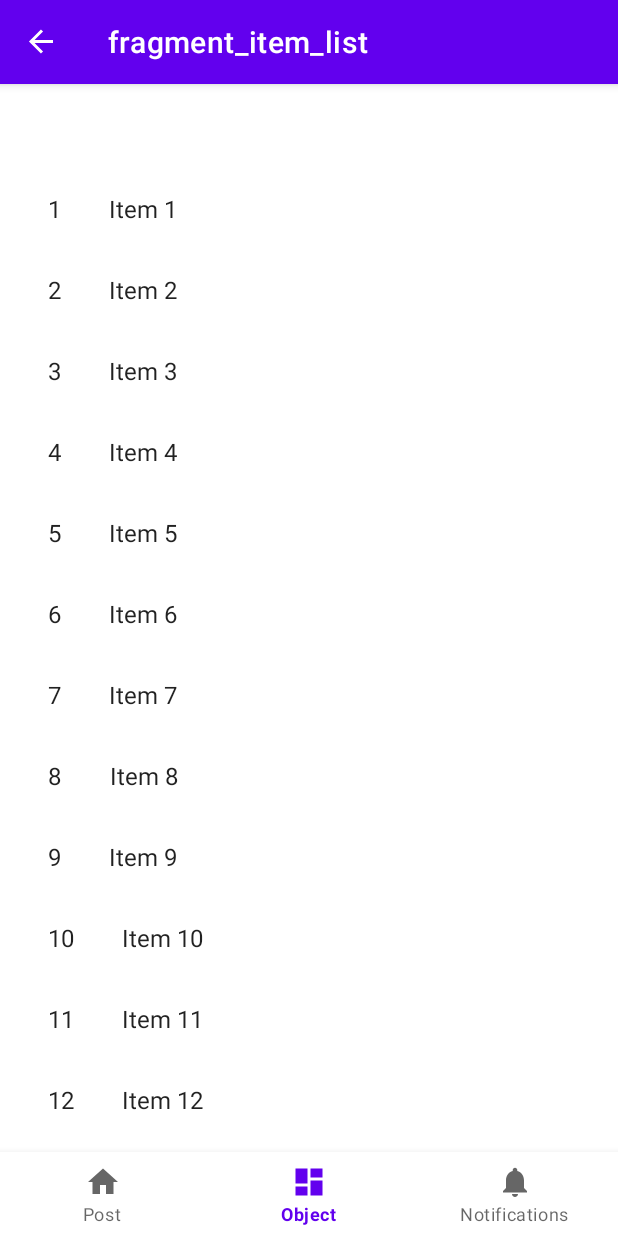
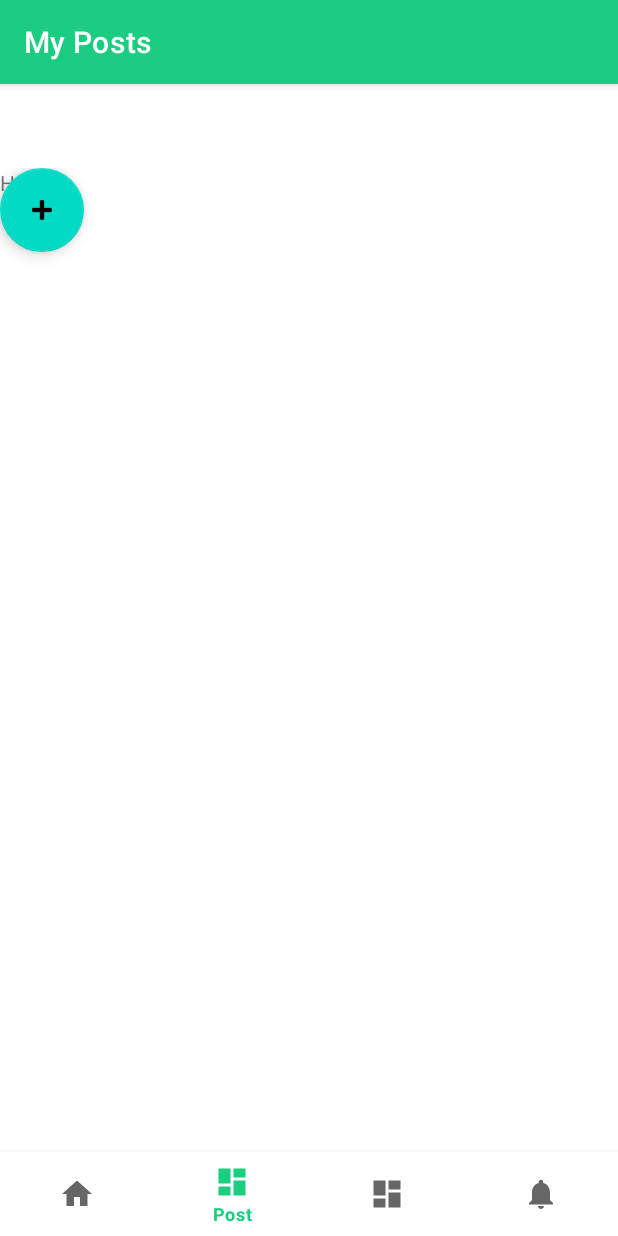
Before and after one commit to Lacoste27/mbdsp10-tpt-barter-mobile-android, an Android app: the HomeFragment screen opened directly, with no data from a screen before it, item 2 of the bottom bar chosen, on a phone screen of 412 x 824 dp. Run offline under Robolectric (Android 15) with nearby library versions, the phone set to English and light mode, and no system bars; our stand-ins replace navigation-ui.

Commit message:
[fix] link

```diff
--- a/app/src/main/java/mbds/barter/MainActivity.java
+++ b/app/src/main/java/mbds/barter/MainActivity.java
@@ -27,11 +27,10 @@ public class MainActivity extends AppCompatActivity {
         // Passing each menu ID as a set of Ids because each
         // menu should be considered as top level destinations.
         AppBarConfiguration appBarConfiguration = new AppBarConfiguration.Builder(
-                R.id.navigation_home, R.id.navigation_dashboard, R.id.navigation_notifications)
+                R.id.navigation_home,R.id.listPostFragment, R.id.navigation_object_list, R.id.navigation_notifications)
                 .build();
         NavController navController = Navigation.findNavController(this, R.id.nav_host_fragment_activity_main);
         NavigationUI.setupActionBarWithNavController(this, navController, appBarConfiguration);
         NavigationUI.setupWithNavController(binding.navView, navController);
     }
-
 }
--- a/app/src/main/java/mbds/barter/ui/home/HomeFragment.java
+++ b/app/src/main/java/mbds/barter/ui/home/HomeFragment.java
@@ -24,8 +24,8 @@ public class HomeFragment extends Fragment {
         binding = FragmentHomeBinding.inflate(inflater, container, false);
         View root = binding.getRoot();
 
-        final TextView textView = binding.textHome;
-        homeViewModel.getText().observe(getViewLifecycleOwner(), textView::setText);
+        /*final TextView textView = binding.textHome;
+        homeViewModel.getText().observe(getViewLifecycleOwner(), textView::setText);*/
         return root;
     }
 
--- a/app/src/main/java/mbds/barter/ui/login/LoginActivity.java
+++ b/app/src/main/java/mbds/barter/ui/login/LoginActivity.java
@@ -23,6 +23,8 @@ import android.widget.ProgressBar;
 import android.widget.TextView;
 import android.widget.Toast;
 
+import java.util.Objects;
+
 import mbds.barter.MainActivity;
 import mbds.barter.R;
 import mbds.barter.ui.login.LoginViewModel;
@@ -37,6 +39,8 @@ public class LoginActivity extends AppCompatActivity {
     @Override
     public void onCreate(Bundle savedInstanceState) {
         super.onCreate(savedInstanceState);
+
+        Objects.requireNonNull(getSupportActionBar()).hide();
 
         binding = ActivityLoginBinding.inflate(getLayoutInflater());
         setContentView(binding.getRoot());
--- /dev/null
+++ b/app/src/main/java/mbds/barter/ui/post/ListPostFragment.java
@@ -0,0 +1,65 @@
+package mbds.barter.ui.post;
+
+import androidx.fragment.app.FragmentManager;
+import androidx.lifecycle.ViewModelProvider;
+
+import android.os.Bundle;
+
+import androidx.annotation.NonNull;
+import androidx.annotation.Nullable;
+import androidx.fragment.app.Fragment;
+import androidx.navigation.NavController;
+import androidx.navigation.Navigation;
+
+import android.view.LayoutInflater;
+import android.view.View;
+import android.view.ViewGroup;
+import android.widget.Button;
+
+import com.google.android.material.floatingactionbutton.FloatingActionButton;
+
+import mbds.barter.R;
+import mbds.barter.databinding.FragmentListPostBinding;
+import mbds.barter.ui.post.add.AddPost;
+
+public class ListPostFragment extends Fragment {
+
+    private ListPostViewModel mViewModel;
+    private FragmentListPostBinding binding;
+
+    public static ListPostFragment newInstance() {
+        return new ListPostFragment();
+    }
+
+    @Override
+    public View onCreateView(@NonNull LayoutInflater inflater, @Nullable ViewGroup container,
+                             @Nullable Bundle savedInstanceState) {
+
+        binding = FragmentListPostBinding.inflate(inflater, container, false);
+        View root = binding.getRoot();
+        View view = inflater.inflate(R.layout.fragment_list_post, container, false);
+
+        return root;
+    }
+
+    @Override
+    public void onViewCreated(@NonNull View view, @Nullable Bundle savedInstaceState) {
+        super.onViewCreated(view, savedInstaceState);
+
+        binding.addPostButton.setOnClickListener(new View.OnClickListener() {
+            @Override
+            public void onClick(View view) {
+                NavController navController = Navigation.findNavController(getActivity(), R.id.nav_host_fragment_activity_main);
+                navController.navigate(R.id.action_listPostFragment_to_addPost);
+            }
+        });
+    }
+
+    @Override
+    public void onActivityCreated(@Nullable Bundle savedInstanceState) {
+        super.onActivityCreated(savedInstanceState);
+        mViewModel = new ViewModelProvider(this).get(ListPostViewModel.class);
+        // TODO: Use the ViewModel
+    }
+
+}
--- /dev/null
+++ b/app/src/main/java/mbds/barter/ui/post/ListPostViewModel.java
@@ -0,0 +1,7 @@
+package mbds.barter.ui.post;
+
+import androidx.lifecycle.ViewModel;
+
+public class ListPostViewModel extends ViewModel {
+    // TODO: Implement the ViewModel
+}
--- /dev/null
+++ b/app/src/main/res/layout/fragment_list_post.xml
@@ -0,0 +1,29 @@
+<?xml version="1.0" encoding="utf-8"?>
+<FrameLayout xmlns:android="http://schemas.android.com/apk/res/android"
+    xmlns:app="http://schemas.android.com/apk/res-auto"
+    xmlns:tools="http://schemas.android.com/tools"
+    android:layout_width="match_parent"
+    android:layout_height="match_parent"
+    tools:context=".ui.post.ListPostFragment">
+
+    <TextView
+        android:layout_width="match_parent"
+        android:layout_height="match_parent"
+        android:text="Hello" />
+
+    <androidx.constraintlayout.widget.ConstraintLayout
+        android:layout_width="match_parent"
+        android:layout_height="match_parent">
+
+        <com.google.android.material.floatingactionbutton.FloatingActionButton
+            android:id="@+id/addPostButton"
+            android:layout_width="wrap_content"
+            android:layout_height="wrap_content"
+            android:clickable="true"
+            android:src="@android:drawable/ic_input_add"
+            tools:layout_editor_absoluteX="339dp"
+            tools:layout_editor_absoluteY="659dp" />
+
+    </androidx.constraintlayout.widget.ConstraintLayout>
+
+</FrameLayout>
--- a/app/src/main/res/menu/bottom_nav_menu.xml
+++ b/app/src/main/res/menu/bottom_nav_menu.xml
@@ -2,8 +2,13 @@
 <menu xmlns:android="http://schemas.android.com/apk/res/android">
 
     <item
-        android:id="@+id/postListFragment"
+        android:id="@+id/navigation_home"
         android:icon="@drawable/ic_home_black_24dp"
+        android:title="@string/title_home"/>
+
+    <item
+        android:id="@+id/listPostFragment"
+        android:icon="@drawable/ic_dashboard_black_24dp"
         android:title="@string/title_post" />
 
     <item
@@ -16,4 +21,5 @@
         android:icon="@drawable/ic_notifications_black_24dp"
         android:title="@string/title_notifications" />
 
+
 </menu>
--- a/app/src/main/res/navigation/mobile_navigation.xml
+++ b/app/src/main/res/navigation/mobile_navigation.xml
@@ -25,32 +25,34 @@
     <fragment
         android:id="@+id/navigation_object_list"
         android:name="mbds.barter.ui.objects.ListFragment"
-        android:label="fragment_item_list"
-        tools:layout="@layout/fragment_item_list" >
-        <action
-            android:id="@+id/action_navigation_object_list_to_addObjectFragment2"
-            app:destination="@id/addObjectFragment" />
-    </fragment>
+        android:label="My Objects"
+        tools:layout="@layout/fragment_item_list" />
     <fragment
         android:id="@+id/addObjectFragment"
         android:name="mbds.barter.ui.objects.add.AddObjectFragment"
-        android:label="fragment_add_object"
+        android:label="Add Object"
         tools:layout="@layout/fragment_add_object" />
-    <navigation android:id="@+id/navigation"
-        app:startDestination="@id/postListFragment">
-        <fragment
-            android:id="@+id/postListFragment"
-            android:name="mbds.barter.ui.post.PostListFragment"
-            android:label="fragment_post_list"
-            tools:layout="@layout/fragment_post_list">
-            <action
-                android:id="@+id/action_postListFragment_to_addPost2"
-                app:destination="@id/addPost" />
-        </fragment>
-        <fragment
-            android:id="@+id/addPost"
-            android:name="mbds.barter.ui.post.add.AddPost"
-            android:label="fragment_add_post"
-            tools:layout="@layout/fragment_add_post" />
-    </navigation>
+
+    <fragment
+        android:id="@+id/addPost"
+        android:name="mbds.barter.ui.post.add.AddPost"
+        android:label="Add Post"
+        tools:layout="@layout/fragment_add_post" >
+        <action
+            android:id="@+id/action_addPost_to_listPostFragment2"
+            app:popUpTo="@id/listPostFragment" />
+    </fragment>
+    <fragment
+        android:id="@+id/listPostFragment"
+        android:name="mbds.barter.ui.post.ListPostFragment"
+        android:label="My Posts"
+        tools:layout="@layout/fragment_list_post" >
+        <action
+            android:id="@+id/action_listPostFragment_to_addPost"
+            app:destination="@id/addPost"
+            app:enterAnim="@anim/nav_default_enter_anim"
+            app:launchSingleTop="false"
+            app:popUpTo="@id/listPostFragment"
+            app:popUpToInclusive="true" />
+    </fragment>
 </navigation>
--- a/app/src/main/res/values/colors.xml
+++ b/app/src/main/res/values/colors.xml
@@ -1,8 +1,8 @@
 <?xml version="1.0" encoding="utf-8"?>
 <resources>
-    <color name="purple_200">#FFBB86FC</color>
-    <color name="purple_500">#FF6200EE</color>
-    <color name="purple_700">#FF3700B3</color>
+    <color name="purple_200">#b8fadd</color>
+    <color name="purple_500">#1acd81</color>
+    <color name="purple_700">#108554</color>
     <color name="teal_200">#FF03DAC5</color>
     <color name="teal_700">#FF018786</color>
     <color name="black">#FF000000</color>
```
Also changed, not shown: app/src/main/java/mbds/barter/ui/post/PostListFragment.java (deleted, +0 -72 lines), app/src/main/java/mbds/barter/ui/post/PostListRecyclerViewAdapter.java (deleted, +0 -62 lines), app/src/main/java/mbds/barter/ui/post/placeholder/PlaceholderContent.java (deleted, +0 -72 lines), app/src/main/res/layout/fragment_home.xml (+2 -12 lines), app/src/main/res/layout/fragment_post.xml (deleted, +0 -20 lines), app/src/main/res/layout/fragment_post_list.xml (deleted, +0 -13 lines).
